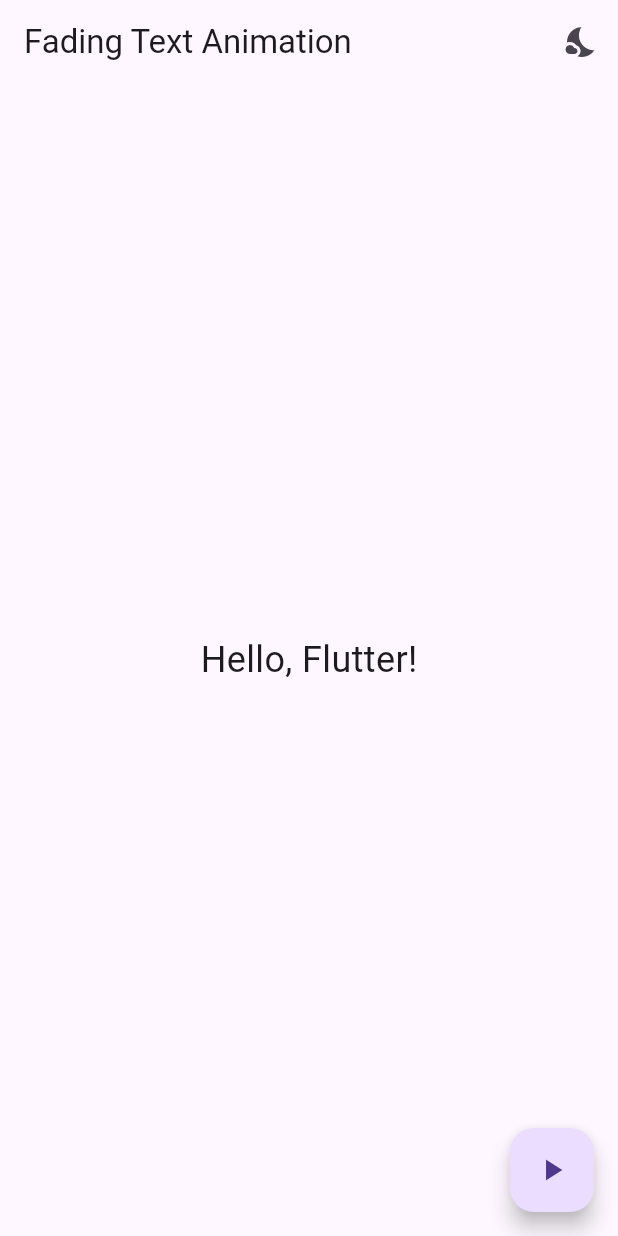
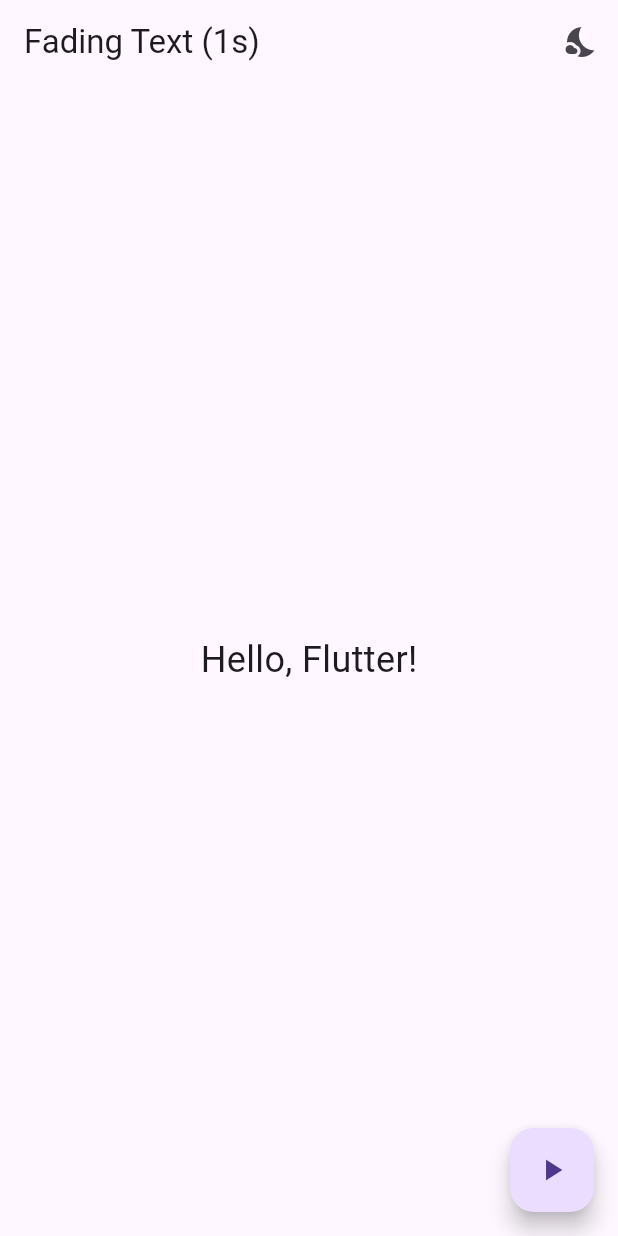
Before and after one commit to Lavanyathangaraj/mad_inclass_activity_8, a Flutter app: the screen it shows after launch, on a phone screen of 412 x 824 dp. Run offline on Flutter 3.47's test engine with Material 3 defaults, Android fonts, the phone set to English and light mode, and no system bars.

Commit message:
Add swipeable pages with different fading text animations

```diff
--- a/lib/main.dart
+++ b/lib/main.dart
@@ -24,9 +24,21 @@
   Widget build(BuildContext context) {
     return MaterialApp(
       theme: _isDarkMode ? ThemeData.dark() : ThemeData.light(),
-      home: FadingTextAnimation(
-        isDarkMode: _isDarkMode,
-        onToggleTheme: toggleTheme,
+      home: PageView(
+        children: [
+          FadingTextAnimation(
+            isDarkMode: _isDarkMode,
+            onToggleTheme: toggleTheme,
+            duration: const Duration(seconds: 1),
+            title: 'Fading Text (1s)',
+          ),
+          FadingTextAnimation(
+            isDarkMode: _isDarkMode,
+            onToggleTheme: toggleTheme,
+            duration: const Duration(seconds: 3),
+            title: 'Fading Text (3s)',
+          ),
+        ],
       ),
     );
   }
@@ -35,11 +47,15 @@
 class FadingTextAnimation extends StatefulWidget {
   final bool isDarkMode;
   final VoidCallback onToggleTheme;
+  final Duration duration;
+  final String title;
 
   const FadingTextAnimation({
     super.key,
     required this.isDarkMode,
     required this.onToggleTheme,
+    required this.duration,
+    required this.title,
   });
 
   @override
@@ -59,7 +75,7 @@
   Widget build(BuildContext context) {
     return Scaffold(
       appBar: AppBar(
-        title: const Text('Fading Text Animation'),
+        title: Text(widget.title),
         actions: [
           IconButton(
             icon: Icon(widget.isDarkMode ? Icons.wb_sunny : Icons.nights_stay),
@@ -70,7 +86,7 @@
       body: Center(
         child: AnimatedOpacity(
           opacity: _isVisible ? 1.0 : 0.0,
-          duration: const Duration(seconds: 1),
+          duration: widget.duration,
           curve: Curves.easeInOut,
           child: const Text(
             'Hello, Flutter!',
```
